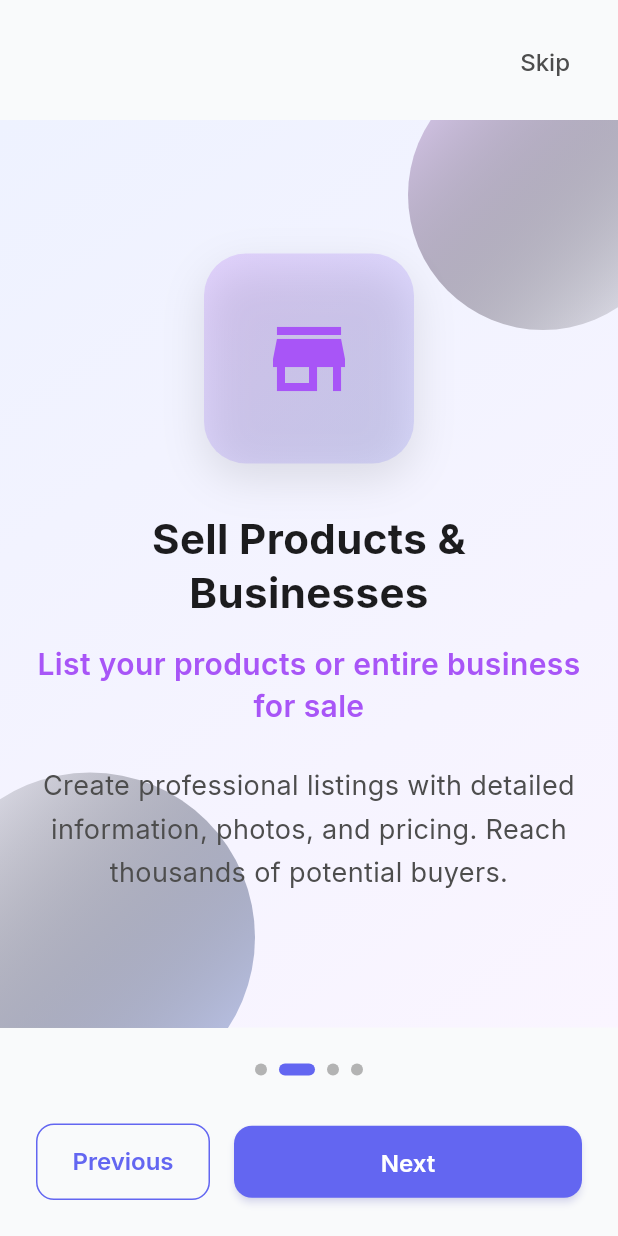
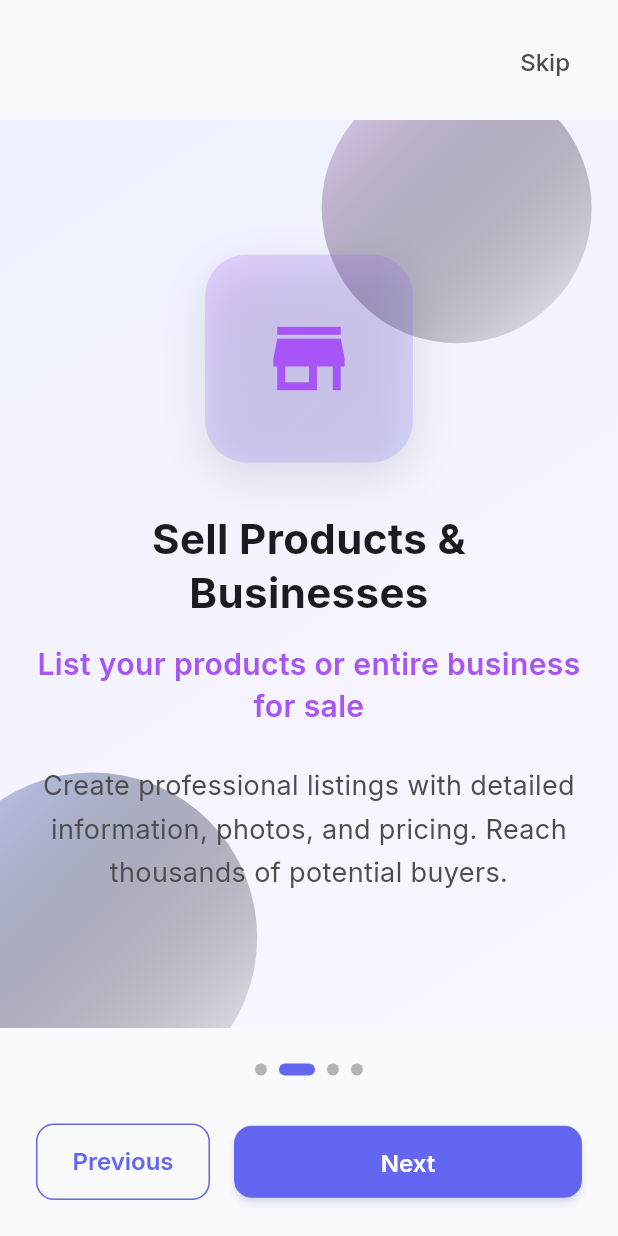
Before and after one commit to Young785/BizInvestify-Mobile, a Flutter app: the screen it shows after launch, swiped to page 2, on a phone screen of 412 x 824 dp. Run offline on Flutter 3.47's test engine with Material 3 defaults, Android fonts, the phone set to English and light mode, and no system bars; our stand-ins replace cached_network_image, dio, firebase_messaging, flutter_local_notifications, flutter_riverpod, flutter_screenutil and 4 more; missing offline and left inert: flutter_stripe; accounts and stored records are empty; network calls fail.

Commit message:
Mobile: animated indigo/purple onboarding background (moving gradient + translucent blobs + breathing badge)

```diff
--- a/bizinvestify_mobile/lib/src/features/onboarding/screens/onboarding_screen.dart
+++ b/bizinvestify_mobile/lib/src/features/onboarding/screens/onboarding_screen.dart
@@ -13,9 +13,12 @@ class OnboardingScreen extends ConsumerStatefulWidget {
   ConsumerState<OnboardingScreen> createState() => _OnboardingScreenState();
 }
 
-class _OnboardingScreenState extends ConsumerState<OnboardingScreen> {
+class _OnboardingScreenState extends ConsumerState<OnboardingScreen>
+    with SingleTickerProviderStateMixin {
   final PageController _pageController = PageController();
   int _currentPage = 0;
+  late final AnimationController _bgController;
+  late final Animation<double> _bgAnim;
 
   final List<OnboardingPage> _pages = [
     OnboardingPage(
@@ -50,6 +53,7 @@ class _OnboardingScreenState extends ConsumerState<OnboardingScreen> {
 
   @override
   void dispose() {
+    _bgController.dispose();
     _pageController.dispose();
     super.dispose();
   }
@@ -84,6 +88,7 @@ class _OnboardingScreenState extends ConsumerState<OnboardingScreen> {
 
   @override
   Widget build(BuildContext context) {
+    // No-op: controller already initialized in initState; keep build lean.
     return Scaffold(
       backgroundColor: AppColors.background200,
       body: SafeArea(
@@ -198,48 +203,35 @@ class _OnboardingScreenState extends ConsumerState<OnboardingScreen> {
   }
 
   Widget _buildPage(OnboardingPage page) {
+    _ensureAnimation();
+    return AnimatedBuilder(
+      animation: _bgAnim,
+      builder: (context, _) {
+        final t = _bgAnim.value;
+        final topBlobOffset = Offset(20 * t, -40 + 10 * t);
+        final bottomBlobOffset = Offset(-50 + 12 * (1 - t), -50);
+        final begin = Alignment(-0.9 + 0.2 * t, -1 + 0.2 * t);
+        final end = Alignment(1 - 0.2 * t, 1 - 0.2 * t);
         return Container(
-      decoration: const BoxDecoration(
+          decoration: BoxDecoration(
             gradient: LinearGradient(
-          begin: Alignment.topLeft,
-          end: Alignment.bottomRight,
-          colors: [AppColors.primary50, AppColors.accent50],
+              begin: begin,
+              end: end,
+              colors: [AppColors.primary50, AppColors.accent50.withOpacity(0.9)],
             ),
           ),
           child: Stack(
             children: [
-          // Soft gradient blobs for depth
+              // Animated gradient blobs for depth (indigo/purple, translucent)
               Positioned(
-            top: -40,
-            right: -40,
-            child: Container(
-              width: 180,
-              height: 180,
-              decoration: const BoxDecoration(
-                shape: BoxShape.circle,
-                gradient: LinearGradient(
-                  colors: [AppColors.accent200, Colors.transparent],
-                  begin: Alignment.topLeft,
-                  end: Alignment.bottomRight,
-                ),
-              ),
-            ),
+                top: topBlobOffset.dy,
+                right: topBlobOffset.dx,
+                child: _blob(180, const [AppColors.accent200, Colors.transparent]),
               ),
               Positioned(
-            bottom: -50,
-            left: -50,
-            child: Container(
-              width: 220,
-              height: 220,
-              decoration: const BoxDecoration(
-                shape: BoxShape.circle,
-                gradient: LinearGradient(
-                  colors: [AppColors.primary200, Colors.transparent],
-                  begin: Alignment.bottomRight,
-                  end: Alignment.topLeft,
-                ),
-              ),
-            ),
+                bottom: bottomBlobOffset.dy,
+                left: bottomBlobOffset.dx,
+                child: _blob(220, const [AppColors.primary200, Colors.transparent]),
               ),
               // Content
               Padding(
@@ -247,14 +239,16 @@ class _OnboardingScreenState extends ConsumerState<OnboardingScreen> {
                 child: Column(
                   mainAxisAlignment: MainAxisAlignment.center,
                   children: [
-                // Icon on gradient badge
-                Container(
+                    // Icon on gradient badge (slight breathing scale)
+                    Transform.scale(
+                      scale: 0.98 + 0.04 * (1 - (t - 0.5).abs() * 2),
+                      child: Container(
                         width: 140,
                         height: 140,
                         decoration: BoxDecoration(
                           borderRadius: BorderRadius.circular(28),
                           gradient: LinearGradient(
-                      colors: [page.color.withOpacity(0.20), AppColors.primary500.withOpacity(0.18)],
+                            colors: [page.color.withOpacity(0.22), AppColors.primary500.withOpacity(0.18)],
                             begin: Alignment.topLeft,
                             end: Alignment.bottomRight,
                           ),
@@ -264,10 +258,10 @@ class _OnboardingScreenState extends ConsumerState<OnboardingScreen> {
                         ),
                         child: Icon(page.icon, size: 64, color: page.color),
                       ),
+                    ),
 
                     const SizedBox(height: AppDimensions.spacing32),
 
-                // Title
                     Text(
                       page.title,
                       style: AppTypography.headlineMedium.copyWith(
@@ -278,8 +272,6 @@ class _OnboardingScreenState extends ConsumerState<OnboardingScreen> {
                     ),
 
                     const SizedBox(height: AppDimensions.spacing16),
-
-                // Subtitle
                     Text(
                       page.subtitle,
                       style: AppTypography.titleMedium.copyWith(
@@ -290,8 +282,6 @@ class _OnboardingScreenState extends ConsumerState<OnboardingScreen> {
                     ),
 
                     const SizedBox(height: AppDimensions.spacing24),
-
-                // Description
                     Text(
                       page.description,
                       style: AppTypography.bodyLarge.copyWith(
@@ -304,6 +294,33 @@ class _OnboardingScreenState extends ConsumerState<OnboardingScreen> {
                 ),
               ),
             ],
+          ),
+        );
+      },
+    );
+  }
+
+  // Ensure animation controller is created once
+  void _ensureAnimation() {
+    if (!(_bgController.isAnimating || _bgController.isCompleted || _bgController.isDismissed)) {
+      // no-op; guard to satisfy analyzer when hot-reload
+    }
+  }
+
+  @override
+  void initState() {
+    super.initState();
+    _bgController = AnimationController(vsync: this, duration: const Duration(seconds: 8))..repeat(reverse: true);
+    _bgAnim = CurvedAnimation(parent: _bgController, curve: Curves.easeInOut);
+  }
+
+  Widget _blob(double size, List<Color> colors) {
+    return Container(
+      width: size,
+      height: size,
+      decoration: BoxDecoration(
+        shape: BoxShape.circle,
+        gradient: LinearGradient(colors: colors, begin: Alignment.topLeft, end: Alignment.bottomRight),
       ),
     );
   }
```
Lines whose indentation alone changed are shown as unchanged.
